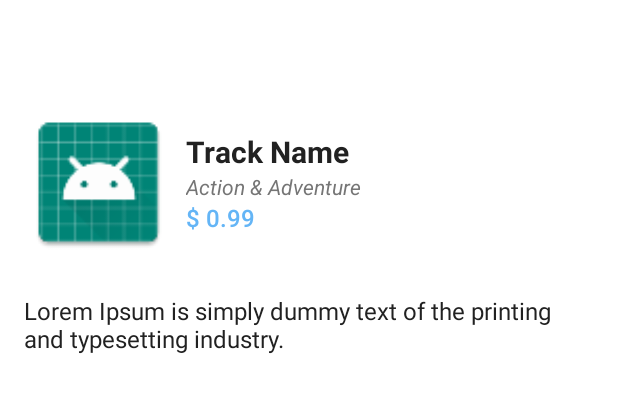
After one commit to arvicxyz/coding-challenge-app, an Android app: the layout view_movie_details.xml on its own in the app's theme, with its tools: preview values and no code run, on a phone screen of 412 x 824 dp. The commit adds this screen. Shown: the top 393 px of the screen. Run offline under Robolectric (Android 15) with nearby library versions, the phone set to English and light mode, and no system bars.

Commit message:
Implement basic master-detail page UI and add basic Track model and API fetching libraries

```diff
--- /dev/null
+++ b/app/src/main/res/drawable/bg_drag_view.xml
@@ -0,0 +1,9 @@
+<?xml version="1.0" encoding="utf-8"?>
+<shape xmlns:android="http://schemas.android.com/apk/res/android"
+    android:padding="5dp"
+    android:shape="rectangle">
+    <solid android:color="@android:color/white" />
+    <corners
+        android:topLeftRadius="10dp"
+        android:topRightRadius="10dp" />
+</shape>
--- /dev/null
+++ b/app/src/main/res/layout/view_movie_details.xml
@@ -0,0 +1,83 @@
+<?xml version="1.0" encoding="utf-8"?>
+<LinearLayout xmlns:android="http://schemas.android.com/apk/res/android"
+    xmlns:tools="http://schemas.android.com/tools"
+    android:id="@+id/dragView"
+    android:layout_width="match_parent"
+    android:layout_height="wrap_content"
+    android:layout_alignParentTop="true"
+    android:layout_marginTop="?attr/actionBarSize"
+    android:background="@drawable/bg_drag_view"
+    android:orientation="vertical">
+
+    <LinearLayout
+        android:layout_width="match_parent"
+        android:layout_height="wrap_content"
+        android:gravity="center_vertical"
+        android:orientation="horizontal"
+        android:padding="16dp">
+
+        <ImageView
+            android:id="@+id/trackArtwork"
+            android:layout_width="100dp"
+            android:layout_height="100dp"
+            android:layout_marginEnd="8dp"
+            android:contentDescription="@string/default_content_desc_text"
+            android:src="@mipmap/ic_launcher" />
+
+        <LinearLayout
+            android:layout_width="match_parent"
+            android:layout_height="wrap_content"
+            android:orientation="vertical">
+
+            <TextView
+                android:id="@+id/trackName"
+                android:layout_width="match_parent"
+                android:layout_height="wrap_content"
+                android:textColor="@color/colorPrimaryText"
+                android:textSize="@dimen/big_font_size"
+                android:textStyle="bold"
+                tools:text="Track Name" />
+
+            <TextView
+                android:id="@+id/trackGenre"
+                android:layout_width="match_parent"
+                android:layout_height="wrap_content"
+                android:textColor="@color/colorSecondaryText"
+                android:textSize="@dimen/label_font_size"
+                android:textStyle="italic"
+                tools:text="Action &amp; Adventure" />
+
+            <TextView
+                android:id="@+id/trackPrice"
+                android:layout_width="match_parent"
+                android:layout_height="wrap_content"
+                android:fontFamily="sans-serif-medium"
+                android:textColor="@color/colorPrimary"
+                android:textSize="@dimen/title_font_size"
+                tools:text="$ 0.99" />
+
+        </LinearLayout>
+
+    </LinearLayout>
+
+    <ScrollView
+        android:id="@+id/scrollView"
+        android:layout_width="match_parent"
+        android:layout_height="wrap_content"
+        android:scrollbars="none">
+
+        <TextView
+            android:id="@+id/trackDescription"
+            android:layout_width="match_parent"
+            android:layout_height="wrap_content"
+            android:paddingStart="16dp"
+            android:paddingTop="8dp"
+            android:paddingEnd="16dp"
+            android:paddingBottom="16dp"
+            android:textColor="@color/colorPrimaryText"
+            android:textSize="@dimen/title_font_size"
+            tools:text="Lorem Ipsum is simply dummy text of the printing and typesetting industry." />
+
+    </ScrollView>
+
+</LinearLayout>
```
Also changed, not shown: app/build.gradle (+13 -0 lines), app/src/main/java/com/codingchallenge/app/models/TrackModel.java (added, +64 -0 lines), app/src/main/res/layout/fragment_home.xml (+37 -2 lines), app/src/main/res/layout/row_movie_item.xml (added, +75 -0 lines).
